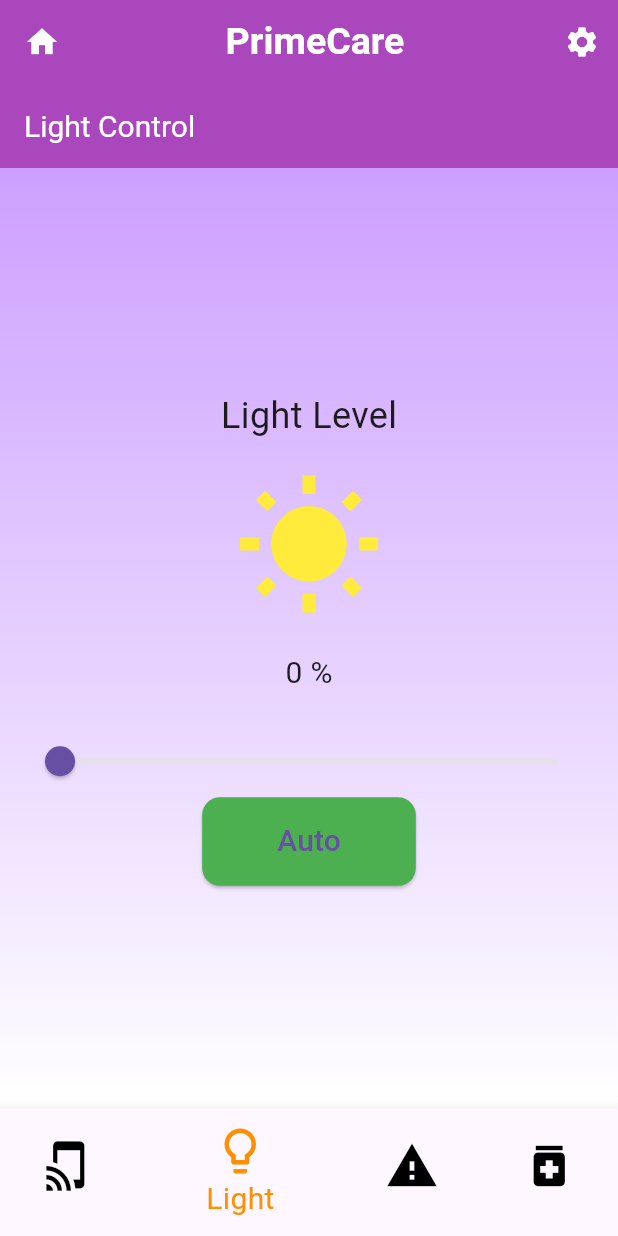
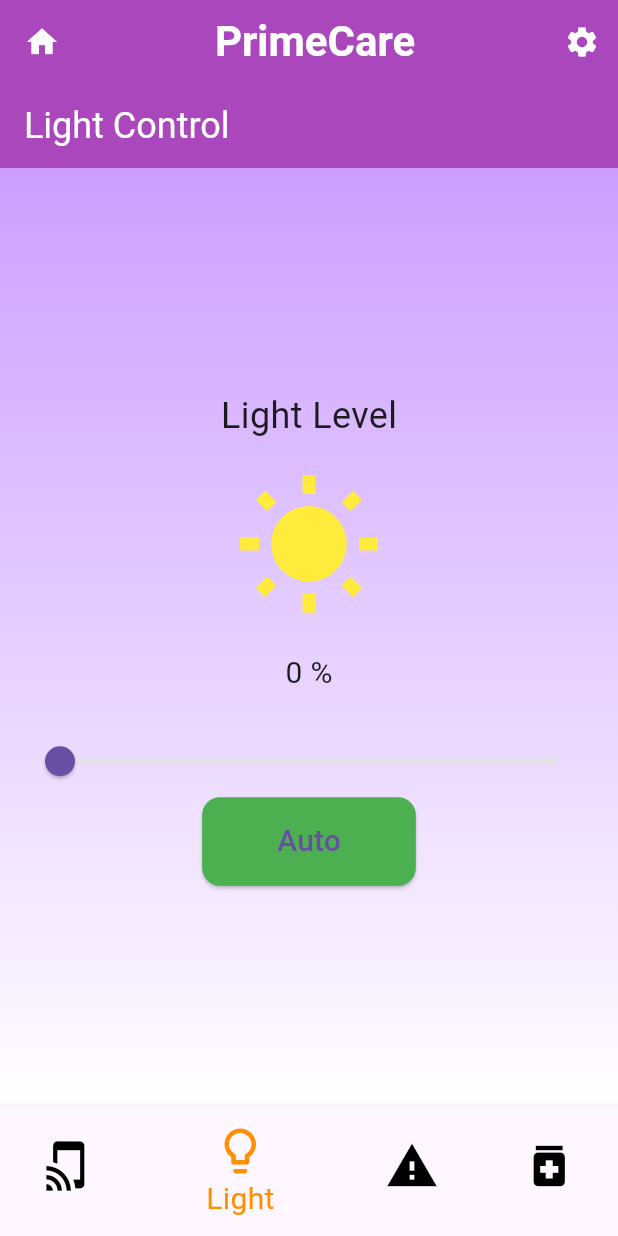
Before and after one commit to lopezpablo21/MET-06, a Flutter app: the HomeScreen screen opened directly with empty values, item 2 of the bottom bar chosen, on a phone screen of 412 x 824 dp. Run offline on Flutter 3.47's test engine with Material 3 defaults, Android fonts, the phone set to English and light mode, and no system bars; our stand-ins replace firebase_auth, firebase_core, firebase_database; accounts and stored records are empty.

Commit message:
Mejora diseño

```diff
--- a/final_app_group3_V2/lib/Screens/light_screen.dart
+++ b/final_app_group3_V2/lib/Screens/light_screen.dart
@@ -95,7 +95,7 @@ class _LightScreenState extends State<LightScreen> {
   Widget build(BuildContext context) {
     return Scaffold(
       appBar: AppBar(
-        title: Text('Light Control', style: TextStyle(fontSize: 20, color: Colors.white)), // Ajustar color del texto
+        title: Text('Light Control', style: TextStyle(fontSize: 24, color: Colors.white)), // Ajustar color del texto
         backgroundColor: Colors.purple[400], // Ajustar color de fondo del appbar
       ),
       body: Stack(
--- a/final_app_group3_V2/lib/Screens/medicines_screen.dart
+++ b/final_app_group3_V2/lib/Screens/medicines_screen.dart
@@ -5,7 +5,7 @@ class MedicinesScreen extends StatelessWidget {
   Widget build(BuildContext context) {
     return Scaffold(
       appBar: AppBar(
-        title: Text('Medicines Screen', style: TextStyle(fontSize: 24, color: Colors.white)),
+        title: Text('Medicines', style: TextStyle(fontSize: 24, color: Colors.white)),
         backgroundColor: Colors.purple[400],
       ),
       body: Stack(
--- a/final_app_group3_V2/lib/main.dart
+++ b/final_app_group3_V2/lib/main.dart
@@ -7,6 +7,7 @@ import 'Screens/light_screen.dart';
 import 'Screens/fall_screen.dart';
 import 'Screens/settings_screen.dart';
 import 'Screens/medicines_screen.dart';
+import 'Screens/status_screen.dart';
 
 void main() async {
   WidgetsFlutterBinding.ensureInitialized();
@@ -43,24 +44,38 @@ class HomeScreen extends StatefulWidget {
 
 class _HomeScreenState extends State<HomeScreen> {
   int _selectedIndex = 0;
+  Widget _currentScreen = FaucetScreen();
+  String _currentTitle = 'PrimeCare';
+  bool _isSpecialScreen = false;
   final DatabaseReference _modeValRef = FirebaseDatabase.instance.ref('board/modeval');
 
   static List<Widget> _widgetOptions = <Widget>[
     FaucetScreen(),
     LightScreen(),
     FallSensorScreen(),
-    MedicinesScreen(), // Añadir la nueva pantalla a la lista de opciones
+    MedicinesScreen(),
   ];
 
   void _onItemTapped(int index) {
     setState(() {
       _selectedIndex = index;
-      _updateModeVal(index); // Update Firebase with the new page index
+      _currentScreen = _widgetOptions[index];
+      _currentTitle = 'PrimeCare';
+      _isSpecialScreen = false;
+      _updateModeVal(index);
     });
   }
 
   void _updateModeVal(int index) {
     _modeValRef.set(index);
+  }
+
+  void _navigateToScreen(Widget screen) {
+    setState(() {
+      _currentScreen = screen;
+      _currentTitle = 'PrimeCare';
+      _isSpecialScreen = true;
+    });
   }
 
   @override
@@ -69,9 +84,9 @@ class _HomeScreenState extends State<HomeScreen> {
       appBar: AppBar(
         title: Center(
           child: Text(
-            'PrimeCare',
+            _currentTitle,
             style: TextStyle(
-              fontSize: 25, // Tamaño de fuente un punto más grande
+              fontSize: 28,
               fontWeight: FontWeight.bold,
               color: Colors.white,
             ),
@@ -81,46 +96,41 @@ class _HomeScreenState extends State<HomeScreen> {
         leading: IconButton(
           icon: Icon(Icons.home, color: Colors.white),
           onPressed: () {
-            // Acción a realizar cuando se presiona el icono de casa
+            _navigateToScreen(StatusScreen());
           },
         ),
         actions: [
           IconButton(
             icon: Icon(Icons.settings, color: Colors.white),
             onPressed: () {
-              Navigator.push(
-                context,
-                MaterialPageRoute(
-                  builder: (context) => SettingsScreen(
-                    username: widget.username,
-                    password: widget.password,
-                  ),
-                ),
-              );
+              _navigateToScreen(SettingsScreen(
+                username: widget.username,
+                password: widget.password,
+              ));
             },
           ),
         ],
       ),
       body: Center(
-        child: _widgetOptions.elementAt(_selectedIndex),
+        child: _currentScreen,
       ),
       bottomNavigationBar: BottomNavigationBar(
         items: [
           BottomNavigationBarItem(
-            icon: Icon(Icons.tap_and_play, color: _selectedIndex == 0 ? Colors.amber[800] : Colors.black),
-            label: 'Faucet',
+            icon: Icon(Icons.tap_and_play, color: _selectedIndex == 0 && !_isSpecialScreen ? Colors.amber[800] : Colors.black),
+            label: _isSpecialScreen ? '' : 'Faucet',
           ),
           BottomNavigationBarItem(
-            icon: Icon(Icons.lightbulb_outline, color: _selectedIndex == 1 ? Colors.amber[800] : Colors.black),
-            label: 'Light',
+            icon: Icon(Icons.lightbulb_outline, color: _selectedIndex == 1 && !_isSpecialScreen ? Colors.amber[800] : Colors.black),
+            label: _isSpecialScreen ? '' : 'Light',
           ),
           BottomNavigationBarItem(
-            icon: Icon(Icons.warning, color: _selectedIndex == 2 ? Colors.amber[800] : Colors.black),
-            label: 'Fall',
+            icon: Icon(Icons.warning, color: _selectedIndex == 2 && !_isSpecialScreen ? Colors.amber[800] : Colors.black),
+            label: _isSpecialScreen ? '' : 'Fall',
           ),
           BottomNavigationBarItem(
-            icon: Icon(Icons.medication, color: _selectedIndex == 3 ? Colors.amber[800] : Colors.black),
-            label: 'Medicines',
+            icon: Icon(Icons.medication, color: _selectedIndex == 3 && !_isSpecialScreen ? Colors.amber[800] : Colors.black),
+            label: _isSpecialScreen ? '' : 'Medicines',
           ),
         ],
         currentIndex: _selectedIndex,
```
Also changed, not shown: final_app_group3_V2/lib/Screens/status_screen.dart (added, +159 -0 lines).
